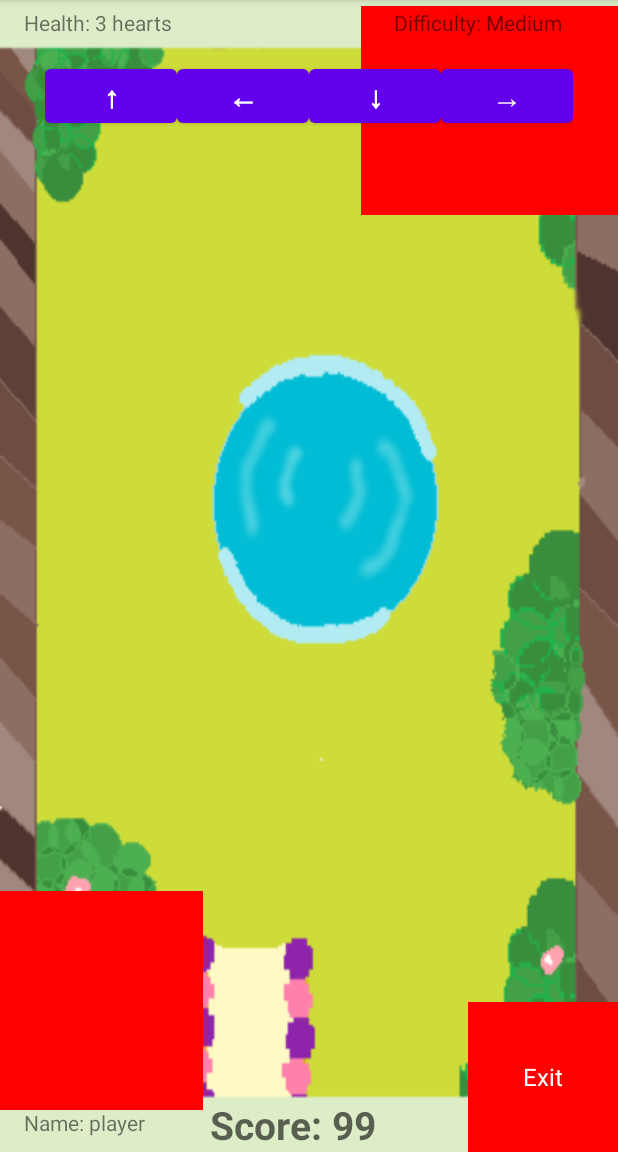
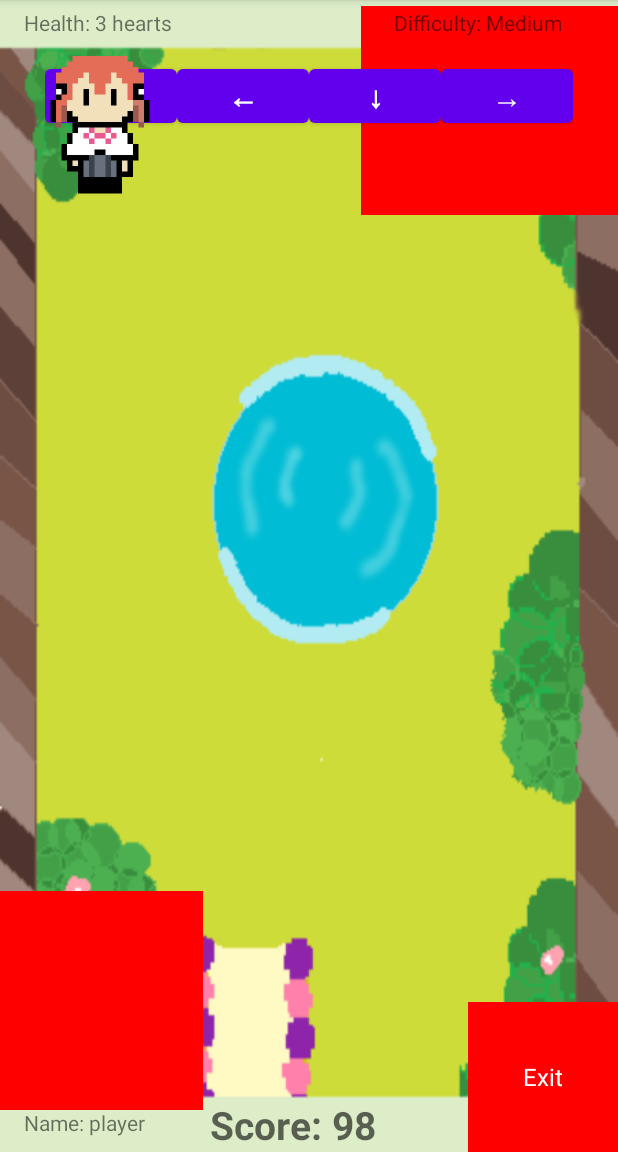
Before and after one commit to husnajakeer/CS2340C_Team1, an Android app: the GameScreen screen opened directly, with no data from a screen before it, on a phone screen of 412 x 824 dp, the part 84-1236 px from its top. Run offline under Robolectric (Android 15) with nearby library versions, the phone set to English and light mode, and no system bars; libraries missing offline, so code that uses them is left out: com.google.android.gms.

Commit message:
Enemy Movement Files added, enemy vibrates

```diff
--- a/app/src/main/java/com/example/team1game/ModelView/GameScreen.java
+++ b/app/src/main/java/com/example/team1game/ModelView/GameScreen.java
@@ -29,11 +29,14 @@ public class GameScreen extends AppCompatActivity {
     private PlayerMovement playerMovement;
     private ImageView characterSprite;
     private List<Enemy> enemies;
+    private List<ImageView> enemyViews;
     private GameLoop gameLoop;
 
     private Handler scoreHandler = new Handler();
     private Handler movementHandler = new Handler();
     private Handler obstacleHandler = new Handler();
+    private Handler enemyMovementHandler = new Handler();
+    private static final int ENEMY_MOVEMENT_INTERVAL = 30;
 
     private ArrayList<View> obstacles;
     private boolean isTransitioning = false;
@@ -47,6 +50,7 @@ public class GameScreen extends AppCompatActivity {
         setupScoreUpdater();
         initializePlayerMovementControls();
         detectPlayerInitialPos();
+        startEnemyMovementTimer();
 
     }
 
@@ -56,17 +60,28 @@ public class GameScreen extends AppCompatActivity {
 
         characterSprite = findViewById(R.id.characterSprite);
         enemies = new ArrayList<>();
+        enemyViews = new ArrayList<>();
 
-        // problem here
-        /*gameLoop = new GameLoop(this);
-        setContentView(gameLoop);*/
+        // Create a fast enemy and set its sprite
+        Enemy fastEnemy = EnemyFactory.createFastEnemy("FastEnemy", 100, 10, 20);
+        ImageView fastEnemySprite = findViewById(R.id.FastEnemy);
+        enemies.add(fastEnemy);
+        enemyViews.add(fastEnemySprite);
 
-        // Append different types of enemies to the ArrayList
-        EnemyFactory enemyFactory = new EnemyFactory();
-        enemies.add(EnemyFactory.createFastEnemy("FastEnemy", 100, 10, 20));
-        enemies.add(EnemyFactory.createSlowEnemy("SlowEnemy", 150, 5, 5));
-        enemies.add(EnemyFactory.createSmallEnemy("SmallEnemy", 75, 15, 10));
-        enemies.add(EnemyFactory.createBigEnemy("BigEnemy", 200, 20, 15));
+        /*// Create a slow enemy and set its sprite
+        Enemy slowEnemy = EnemyFactory.createSlowEnemy("SlowEnemy", 150, 5, 5);
+        //slowEnemy.setSprite(R.drawable.slow_enemy_sprite); // Set the appropriate sprite resource
+        enemies.add(slowEnemy);
+
+        // Create a small enemy and set its sprite
+        Enemy smallEnemy = EnemyFactory.createSmallEnemy("SmallEnemy", 75, 15, 10);
+        //smallEnemy.setSprite(R.drawable.small_enemy_sprite); // Set the appropriate sprite resource
+        enemies.add(smallEnemy);
+
+        // Create a big enemy and set its sprite
+        Enemy bigEnemy = EnemyFactory.createBigEnemy("BigEnemy", 200, 20, 15);
+        //bigEnemy.setSprite(R.drawable.big_enemy_sprite); // Set the appropriate sprite resource
+        enemies.add(bigEnemy);*/
         setupUIElements();
     }
 
@@ -260,6 +275,41 @@ public class GameScreen extends AppCompatActivity {
         };
         obstacleHandler.post(collisionCheckRunnable);
     }
+    private void moveEnemies() {
+        for (int i = 0; i < enemies.size(); i++) {
+            Enemy enemy = enemies.get(i);
+
+            // Calculate random position changes for each enemy
+            int deltaX = getRandomDelta();
+            int deltaY = getRandomDelta();
+
+            // Update the enemy's position
+            enemy.setX(enemy.getX() + deltaX);
+            enemy.setY(enemy.getY() + deltaY);
+            enemyViews.get(i).setX(enemy.getX() + deltaX);
+            enemyViews.get(i).setY(enemy.getY() + deltaY);
+            System.out.println(enemy.getX() + "" + enemy.getY());
+        }
+
+    }
+    private void startEnemyMovementTimer() {
+        enemyMovementHandler.postDelayed(new Runnable() {
+            @Override
+            public void run() {
+                moveEnemies();
+                enemyMovementHandler.postDelayed(this, ENEMY_MOVEMENT_INTERVAL);
+            }
+        }, ENEMY_MOVEMENT_INTERVAL);
+    }
+    private void stopEnemyMovementTimer() {
+        enemyMovementHandler.removeCallbacksAndMessages(null);
+    }
+
+    private int getRandomDelta() {
+        // Generate a random delta value within a reasonable range
+        return (int) (Math.random() * 20 - 10); // Adjust the range as needed
+    }
+
     private void goToRoom2() {
         String sprite = getIntent().getStringExtra("sprite");
         Intent intent = new Intent(GameScreen.this, Room2.class);
--- a/app/src/main/res/layout/activity_game_screen.xml
+++ b/app/src/main/res/layout/activity_game_screen.xml
@@ -156,4 +156,12 @@
             android:text="→"
             android:textSize="20sp"/>
     </LinearLayout>
+
+    <ImageView
+        android:id="@+id/FastEnemy"
+        android:layout_width="128dp"
+        android:layout_height="117dp"
+        app:srcCompat="@drawable/eva_idle"
+        tools:layout_editor_absoluteX="66dp"
+        tools:layout_editor_absoluteY="383dp" />
 </androidx.constraintlayout.widget.ConstraintLayout>
```
